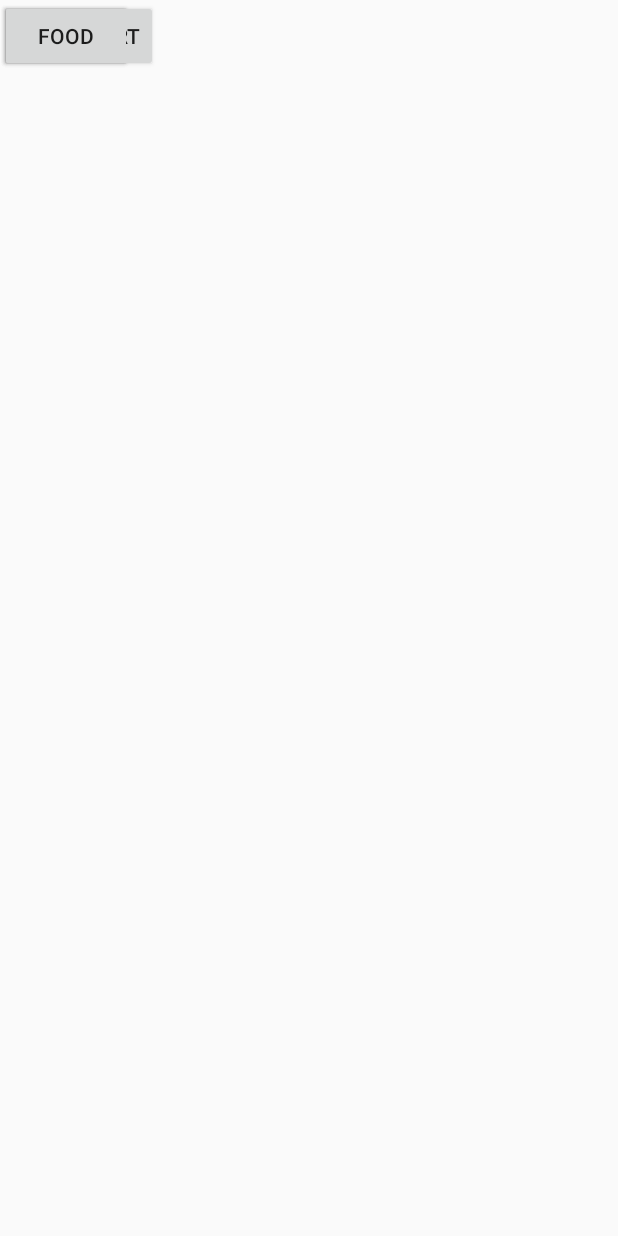
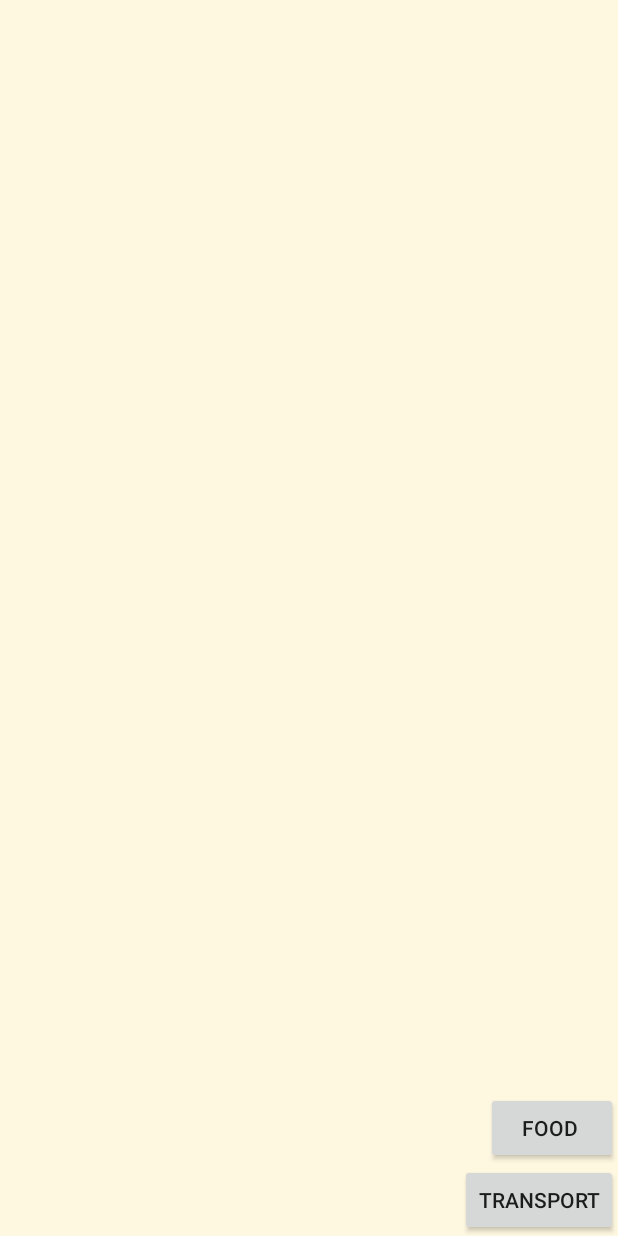
Before and after one commit to cwkd/50.001-1D, an Android app: the layout activity_profile.xml on its own in the app's theme, with its tools: preview values and no code run, on a phone screen of 412 x 824 dp. Run offline under Robolectric (Android 15) with nearby library versions, the phone set to English and light mode, and no system bars.

Commit message:
added new activity screens

```diff
--- a/app/src/main/AndroidManifest.xml
+++ b/app/src/main/AndroidManifest.xml
@@ -30,7 +30,8 @@
             android:name=".SignUpActivity"
             android:label="@string/title_activity_login" />
         <activity android:name=".MainActivity" />
-        <activity android:name=".Profile"></activity>
+        <activity android:name=".ProfileActivity" />
+        <activity android:name=".ClassificationForReceiptActivity"></activity>
     </application>
 
 </manifest>
--- a/app/src/main/java/com/example/frost/expenses/LoginActivity.java
+++ b/app/src/main/java/com/example/frost/expenses/LoginActivity.java
@@ -1,5 +1,6 @@
 package com.example.frost.expenses;
 
+import android.content.Intent;
 import android.os.AsyncTask;
 import android.animation.Animator;
 import android.animation.AnimatorListenerAdapter;
@@ -334,8 +335,9 @@ public class LoginActivity extends AppCompatActivity implements LoaderCallbacks<
             showProgress(false);
 
             if (success) {
-
-                finish();
+                Intent intent = new Intent(getApplicationContext(), ProfileActivity.class);
+                startActivity(intent);
+//                finish();
             } else {
                 mPasswordView.setError(getString(R.string.error_incorrect_password));
                 mPasswordView.requestFocus();
--- a/app/src/main/res/layout/activity_profile.xml
+++ b/app/src/main/res/layout/activity_profile.xml
@@ -4,19 +4,23 @@
     xmlns:tools="http://schemas.android.com/tools"
     android:layout_width="match_parent"
     android:layout_height="match_parent"
-    tools:context="com.example.frost.expenses.Profile">
+    tools:context="com.example.frost.expenses.ProfileActivity"
+    android:background="#fff8e1">
 
     <Button
+        android:id="@+id/foodButton"
         android:layout_width="wrap_content"
         android:layout_height="wrap_content"
-        android:text="Food "/>
+        android:onClick="clickGetClassification"
+        android:text="Food "
+        app:layout_constraintBottom_toTopOf="@id/transportButton"
+        app:layout_constraintRight_toRightOf="parent"/>
     <Button
+        android:id="@+id/transportButton"
         android:layout_width="wrap_content"
         android:layout_height="wrap_content"
-        android:text="Transport"/>
-    <Button
-        android:layout_width="wrap_content"
-        android:layout_height="wrap_content"
-        android:text="Food"/>
+        android:text="Transport"
+        app:layout_constraintBottom_toBottomOf="parent"
+        app:layout_constraintRight_toRightOf="parent"/>
 
 </android.support.constraint.ConstraintLayout>
```
Also changed, not shown: app/src/main/java/com/example/frost/expenses/ProfileActivity.java (+8 -1 lines), app/src/main/res/layout/activity_classification_for_receipt.xml (+21 -0 lines).
